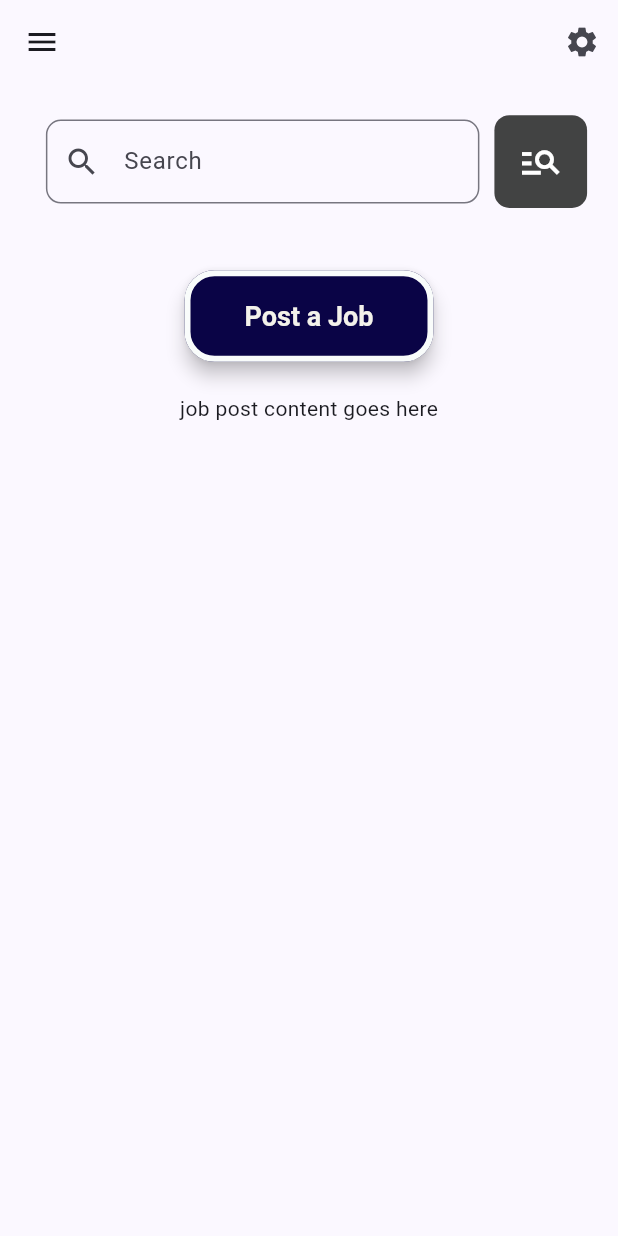
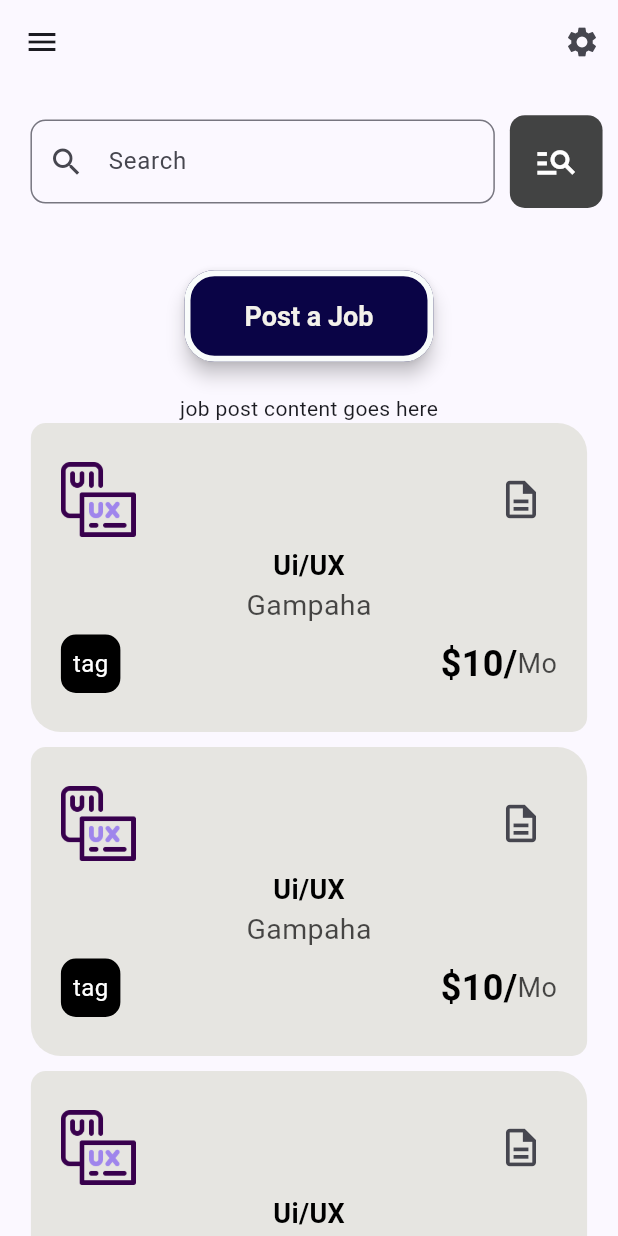
Before and after one commit to Sanuda3088/Madhack, a Flutter app: the EmployerHomePage screen opened directly, on a phone screen of 412 x 824 dp. Run offline on Flutter 3.47's test engine with Material 3 defaults, Android fonts, the phone set to English and light mode, and no system bars; our stand-ins replace carousel_slider, firebase_auth, firebase_core; missing offline and left inert: dart:ffi; accounts and stored records are empty; network calls fail.

```diff
--- /dev/null
+++ b/lib/Employer/components/recentjobposts.dart
@@ -0,0 +1,116 @@
+import 'package:flutter/material.dart';
+
+class RecentJobPosts extends StatelessWidget {
+  final String imagePath;
+  final String jobRole;
+  final String address;
+  final String salary;
+  final String tag;
+  //final VoidCallback? OnIconTap;
+  //final VoidCallback? OnContainerTap;
+
+  const RecentJobPosts({
+    super.key,
+    required this.imagePath,
+    required this.jobRole,
+    required this.address,
+    required this.salary,
+    required this.tag,
+    //required this.OnContainerTap,
+    //required this.OnIconTap,
+  });
+
+  @override
+  Widget build(BuildContext context) {
+    double height = MediaQuery.of(context).size.height;
+    double width = MediaQuery.of(context).size.width;
+    return Container(
+      height: height * 0.25,
+      width: width * 0.9,
+      decoration: const BoxDecoration(
+        color: Color.fromARGB(255, 230, 229, 225),
+        borderRadius: BorderRadius.only(
+            topRight: Radius.circular(20),
+            topLeft: Radius.circular(10),
+            bottomLeft: Radius.circular(20),
+            bottomRight: Radius.circular(10)),
+      ),
+      padding: const EdgeInsets.all(20),
+      child: Column(
+        mainAxisAlignment: MainAxisAlignment.spaceEvenly,
+        children: [
+          Row(
+            mainAxisAlignment: MainAxisAlignment.spaceBetween,
+            children: [
+              InkWell(
+                child: Image.asset(
+                  imagePath,
+                  width: 50,
+                  height: 50,
+                ),
+                onTap: () {
+                  //OnContainerTap;
+                },
+              ),
+              IconButton(
+                onPressed: () {
+                  //OnIconTap;
+                },
+                icon: const Icon(Icons.description_outlined),
+                iconSize: 30,
+              ),
+            ],
+          ),
+          Column(
+            children: [
+              Text(
+                jobRole,
+                style: const TextStyle(
+                    color: Colors.black,
+                    fontWeight: FontWeight.bold,
+                    fontSize: 18),
+              ),
+              Text(
+                address,
+                style: TextStyle(
+                    color: Colors.black.withOpacity(0.7), fontSize: 19),
+              ),
+            ],
+          ),
+          Row(
+            mainAxisAlignment: MainAxisAlignment.spaceBetween,
+            children: [
+              Container(
+                decoration: BoxDecoration(
+                  color: Colors.black,
+                  borderRadius: BorderRadius.circular(10),
+                ),
+                padding: const EdgeInsets.all(8),
+                child: Text(
+                  tag,
+                  style: const TextStyle(color: Colors.white, fontSize: 16),
+                ),
+              ),
+              Row(
+                children: [
+                  Text(
+                    "\$$salary/",
+                    style: const TextStyle(
+                        color: Colors.black,
+                        fontWeight: FontWeight.bold,
+                        fontSize: 24),
+                  ),
+                  Text(
+                    "Mo",
+                    style: TextStyle(
+                        color: Colors.black.withOpacity(0.7), fontSize: 18),
+                  )
+                ],
+              )
+            ],
+          )
+        ],
+      ),
+    );
+  }
+}
--- a/lib/Employer/homepage.dart
+++ b/lib/Employer/homepage.dart
@@ -1,5 +1,6 @@
 import 'package:flutter/material.dart';
 import 'package:jobfinder/Applicant/components/drawerview.dart';
+import 'package:jobfinder/Employer/components/recentjobposts.dart';
 import 'package:jobfinder/globals.dart';
 
 class EmployerHomePage extends StatefulWidget {
@@ -73,11 +74,10 @@ class _EmployerHomePageState extends State<EmployerHomePage> {
         child: Center(
           child: Padding(
             padding: EdgeInsets.only(
-              left: height * 0.025,
-              right: height * 0.025,
+              left: width * 0.025,
+              right: width * 0.025,
             ),
             child: Column(
-              mainAxisAlignment: MainAxisAlignment.spaceAround,
               children: [
                 SizedBox(
                   height: height * 0.25,
@@ -128,6 +128,34 @@ class _EmployerHomePageState extends State<EmployerHomePage> {
                   ),
                 ),
                 const Text('job post content goes here'),
+                const Column(
+                  children: [
+                    RecentJobPosts(
+                      imagePath: 'assets/ui-ux.png',
+                      jobRole: "Ui/UX",
+                      address: 'Gampaha',
+                      salary: '10',
+                      tag: 'tag',
+                    ),
+                    SizedBox(height: 10,),
+                    RecentJobPosts(
+                  imagePath: 'assets/ui-ux.png',
+                  jobRole: "Ui/UX",
+                  address: 'Gampaha',
+                  salary: '10',
+                  tag: 'tag',
+                ),
+                SizedBox(height: 10,),
+                RecentJobPosts(
+                  imagePath: 'assets/ui-ux.png',
+                  jobRole: "Ui/UX",
+                  address: 'Gampaha',
+                  salary: '10',
+                  tag: 'tag',
+                ),
+                  ],
+                ),
+
               ],
             ),
           ),
--- a/lib/main.dart
+++ b/lib/main.dart
@@ -1,6 +1,7 @@
 import 'package:firebase_core/firebase_core.dart';
 import 'package:flutter/material.dart';
 import 'package:jobfinder/Controllers/firebase_options.dart';
+import 'package:jobfinder/Controllers/userdividingpage.dart';
 import 'package:jobfinder/Employer/loginPage.dart';
 
 
@@ -25,7 +26,7 @@ class MyApp extends StatelessWidget {
             seedColor: const Color.fromARGB(255, 1, 20, 159)),
         useMaterial3: true,
       ),
-      home: const LoginPage(),
+      home: const UserDividingPage(),
     );
   }
 }
--- a/pubspec.yaml
+++ b/pubspec.yaml
@@ -37,6 +37,7 @@ dependencies:
   cupertino_icons: ^1.0.2
   firebase_core: ^2.25.5
   carousel_slider: ^4.2.1
+  firebase_auth: ^4.17.8
 
 dev_dependencies:
   flutter_test:
```
Also changed, not shown: lib/Controllers/auth.dart (added, +31 -0 lines), lib/Controllers/userdividingpage.dart (added, +37 -0 lines), lib/Employer/loginPage.dart (+41 -14 lines), lib/Employer/signUpPage.dart (+56 -71 lines), pubspec.lock, 4 other files.
